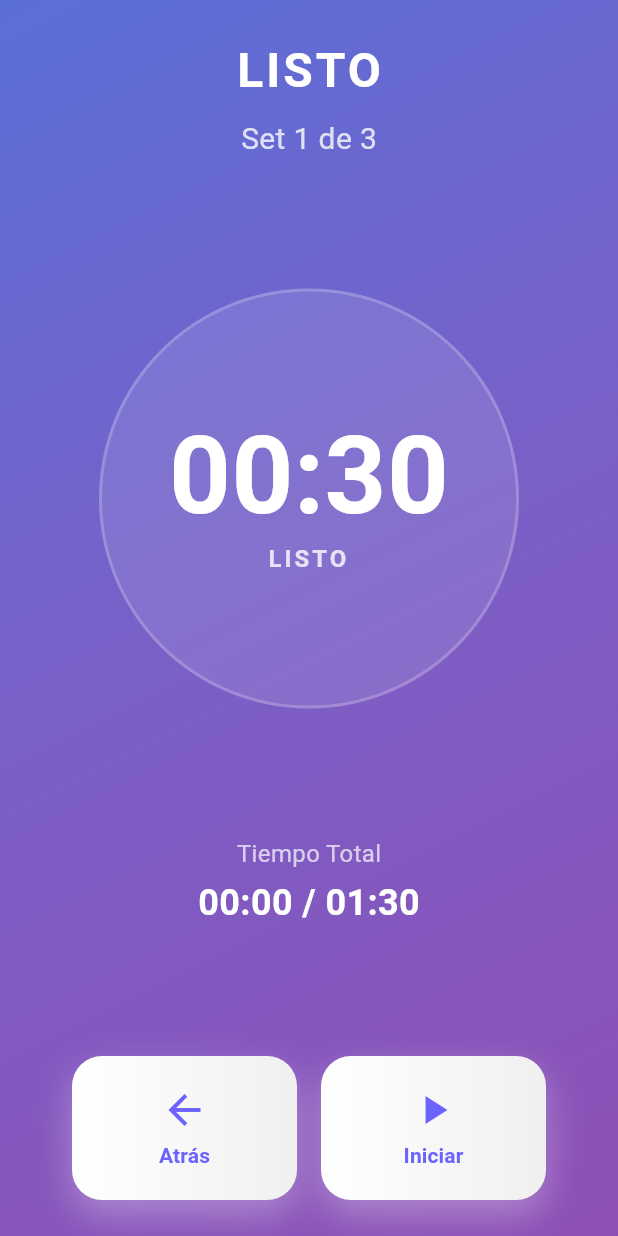
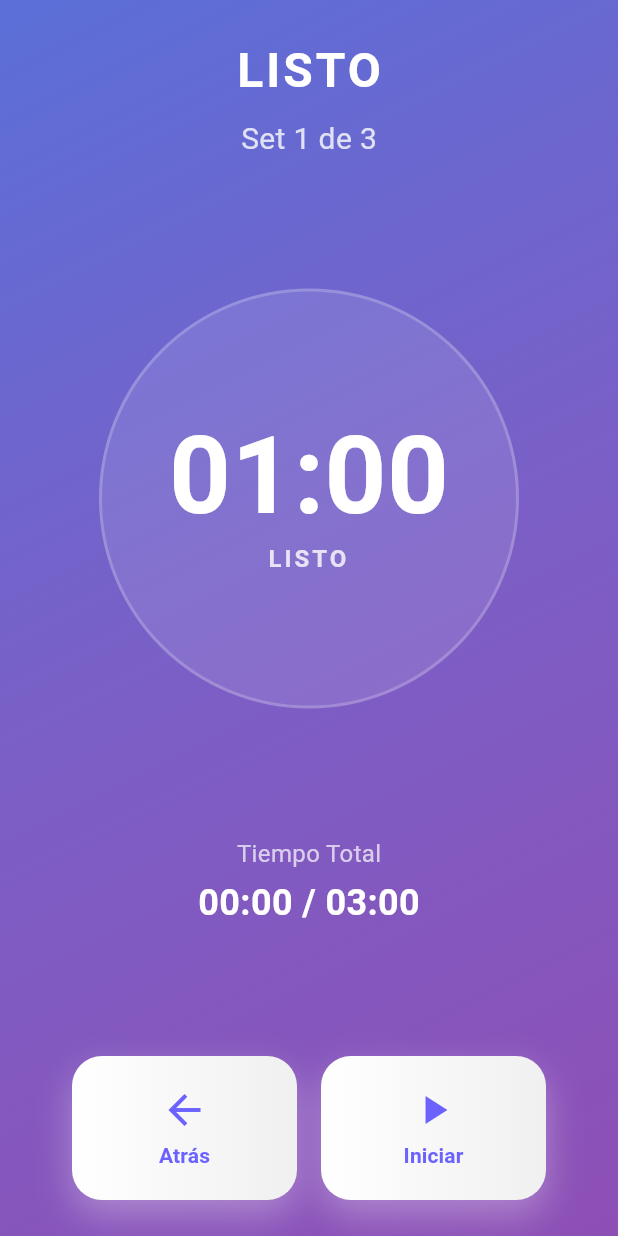
Before and after one commit to MegalLink/flutter_quick_timer, a Flutter app: the screen it shows after launch, after a tap on "COMENZAR ENTRENAMIENTO", on a phone screen of 412 x 824 dp. Run offline on Flutter 3.47's test engine with Material 3 defaults, Android fonts, the phone set to English and light mode, and no system bars; our stand-ins replace audioplayers, flutter_riverpod, shared_preferences.

```diff
--- a/lib/screens/config_screen.dart
+++ b/lib/screens/config_screen.dart
@@ -21,10 +21,10 @@ class _ConfigScreenState extends ConsumerState<ConfigScreen> with SingleTickerPr
 
   // Fixed mode controllers
   final _setsController = TextEditingController(text: '3');
-  final _workMinController = TextEditingController(text: '0');
-  final _workSecController = TextEditingController(text: '30');
-  final _restMinController = TextEditingController(text: '0');
-  final _restSecController = TextEditingController(text: '15');
+  final _workMinController = TextEditingController(text: '1');
+  final _workSecController = TextEditingController(text: '00');
+  final _restMinController = TextEditingController(text: '1');
+  final _restSecController = TextEditingController(text: '00');
 
   // Variable mode
   final List<WorkoutSet> _customSets = [];
@@ -57,10 +57,10 @@ class _ConfigScreenState extends ConsumerState<ConfigScreen> with SingleTickerPr
     // Load fixed mode config
     setState(() {
       _setsController.text = prefs.getString('fixed_sets') ?? '3';
-      _workMinController.text = prefs.getString('fixed_work_min') ?? '0';
-      _workSecController.text = prefs.getString('fixed_work_sec') ?? '30';
-      _restMinController.text = prefs.getString('fixed_rest_min') ?? '0';
-      _restSecController.text = prefs.getString('fixed_rest_sec') ?? '15';
+      _workMinController.text = prefs.getString('fixed_work_min') ?? '1';
+      _workSecController.text = prefs.getString('fixed_work_sec') ?? '00';
+      _restMinController.text = prefs.getString('fixed_rest_min') ?? '1';
+      _restSecController.text = prefs.getString('fixed_rest_sec') ?? '00';
     });
 
     // Load saved custom sets
@@ -114,10 +114,10 @@ class _ConfigScreenState extends ConsumerState<ConfigScreen> with SingleTickerPr
       // Fixed mode
       _saveFixedConfig();
       final numSets = int.tryParse(_setsController.text) ?? 1;
-      final workMin = int.tryParse(_workMinController.text) ?? 0;
-      final workSec = int.tryParse(_workSecController.text) ?? 30;
-      final restMin = int.tryParse(_restMinController.text) ?? 0;
-      final restSec = int.tryParse(_restSecController.text) ?? 15;
+      final workMin = int.tryParse(_workMinController.text) ?? 1;
+      final workSec = int.tryParse(_workSecController.text) ?? 0;
+      final restMin = int.tryParse(_restMinController.text) ?? 1;
+      final restSec = int.tryParse(_restSecController.text) ?? 0;
 
       for (int i = 0; i < numSets; i++) {
         sets.add(WorkoutSet(
--- a/lib/screens/timer_screen.dart
+++ b/lib/screens/timer_screen.dart
@@ -529,7 +529,10 @@ class _TimerScreenState extends ConsumerState<TimerScreen> {
                   icon: Icons.home,
                   label: 'Finalizar',
                   onPressed: () {
-                    ref.read(workoutProvider.notifier).reset();
+                    ref.read(workoutProvider.notifier).clearConfig();
+                    if (Navigator.of(context).canPop()) {
+                      Navigator.of(context).pop();
+                    }
                   },
                   color: textColor,
                   isPrimary: true,
```
Also changed, not shown: lib/services/audio_service.dart (+58 -22 lines).
